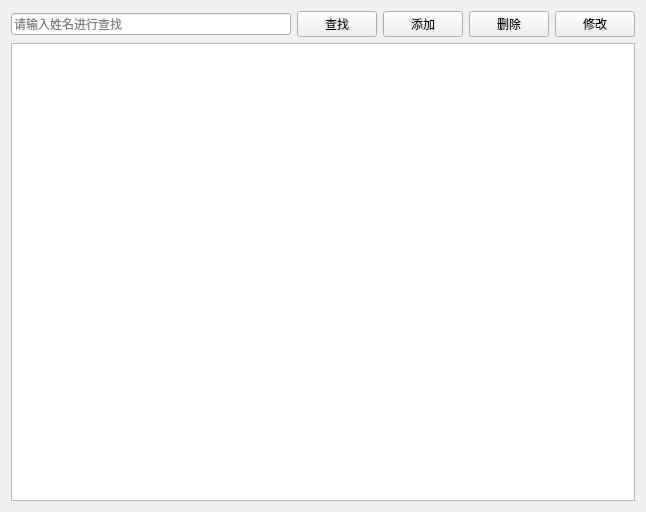
zjl8881/2023414290140, file lab3/doctorview.ui: the form before one commit.
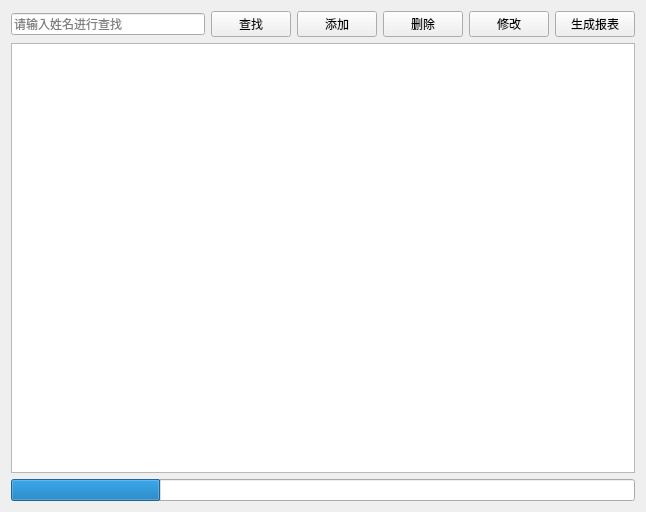
The form after the commit.

Diff of the .ui file:
```diff
--- a/lab3/doctorview.ui
+++ b/lab3/doctorview.ui
@@ -13,6 +13,8 @@
   <property name="windowTitle">
    <string>医生管理</string>
   </property>
+  <layout class="QVBoxLayout" name="verticalLayout_2">
+   <item>
   <layout class="QVBoxLayout" name="verticalLayout">
    <item>
     <layout class="QHBoxLayout" name="horizontalLayout">
@@ -51,10 +53,29 @@
        </property>
       </widget>
      </item>
+       <item>
+        <widget class="QPushButton" name="btReport">
+         <property name="text">
+          <string>生成报表</string>
+         </property>
+        </widget>
+       </item>
     </layout>
    </item>
    <item>
     <widget class="QTableView" name="tableView"/>
+     </item>
+     <item>
+      <widget class="QProgressBar" name="progressBar">
+       <property name="value">
+        <number>24</number>
+       </property>
+       <property name="textVisible">
+        <bool>false</bool>
+       </property>
+      </widget>
+     </item>
+    </layout>
    </item>
   </layout>
  </widget>
```
Lines whose indentation alone changed are shown as unchanged.
